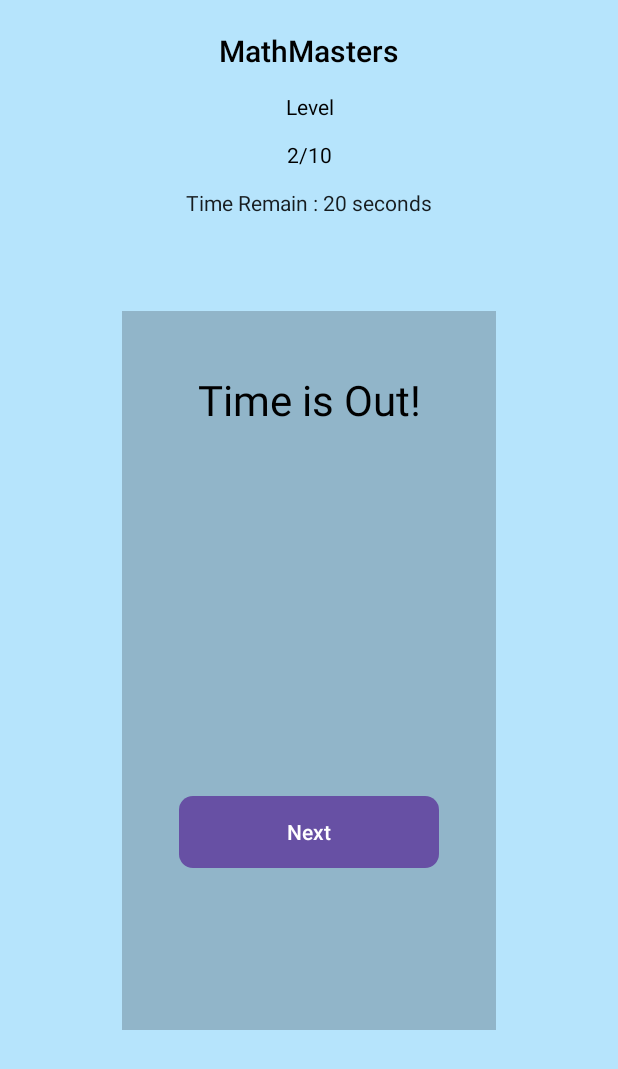
After one commit to saihanhtet/MathMasters, an Android app: the layout timeout_layout.xml on its own in the app's theme, with its tools: preview values and no code run, on a phone screen of 412 x 824 dp. The commit adds this screen. Shown: the top 1069 px of the screen. Run offline under Robolectric (Android 15) with nearby library versions, the phone set to English and light mode, and no system bars.

Commit message:
added the timeout layout

```diff
--- a/app/src/main/java/com/hanhtetsan/mathmasters/QuestionActivity.java
+++ b/app/src/main/java/com/hanhtetsan/mathmasters/QuestionActivity.java
@@ -43,12 +43,13 @@ public class QuestionActivity extends AppCompatActivity {
     @Override
     protected void onCreate(@Nullable Bundle savedInstanceState) {
         super.onCreate(savedInstanceState);
+        addQuestion();
+        start_activity();
+        showNextQuestion();
+    }
+    private void start_activity(){
         setContentView(R.layout.activity_question);
-
         initializeLevelAndTime();
-
-        addQuestion();
-        showNextQuestion();
     }
 
     private void correctSong(){
@@ -138,6 +139,31 @@ public class QuestionActivity extends AppCompatActivity {
             showScore(); // Show the score layout
         }
     }
+
+    @SuppressLint("SetTextI18n")
+    private void showTimeOut(){
+        // start timeout song
+        MediaPlayer mediaPlayer = MediaPlayer.create(this, R.raw.timeout);
+        float volume = 0.08f;
+        mediaPlayer.setVolume(volume, volume);
+        mediaPlayer.start();
+        // show the timeout layout
+        setContentView(R.layout.timeout_layout);
+        TextView time_remain = findViewById(R.id.time_remain);
+        TextView lvl_flag = findViewById(R.id.level_flag);
+        TextView question_count = findViewById(R.id.question_list);
+        Button nextQuestion = findViewById(R.id.next_btn);
+        time_remain.setText("Time Remaining: 0");
+        lvl_flag.setText("Level "+LEVEL);
+        question_count.setText(CurrentQuestionIndex + 1 + "/" + TotalQuestions);
+        nextQuestion.setOnClickListener(new View.OnClickListener() {
+            @Override
+            public void onClick(View view) {
+                start_activity();
+                showNextQuestion();
+            }
+        });
+    }
     @SuppressLint("SetTextI18n")
     private void showScore() {
         // start celebration song
@@ -165,6 +191,7 @@ public class QuestionActivity extends AppCompatActivity {
     }
 
 
+    @SuppressLint("SetTextI18n")
     private void initializeLevelAndTime() {
         Intent intent = getIntent();
         if (intent != null) {
@@ -197,7 +224,7 @@ public class QuestionActivity extends AppCompatActivity {
                 }
                 @Override
                 public void onFinish() {
-                    showNextQuestion();
+                    showTimeOut();
                 }
             }.start();
         }
--- /dev/null
+++ b/app/src/main/res/layout/timeout_layout.xml
@@ -0,0 +1,108 @@
+<?xml version="1.0" encoding="utf-8"?>
+<androidx.constraintlayout.widget.ConstraintLayout xmlns:android="http://schemas.android.com/apk/res/android"
+    xmlns:app="http://schemas.android.com/apk/res-auto"
+    xmlns:tools="http://schemas.android.com/tools"
+    android:layout_width="match_parent"
+    android:layout_height="match_parent"
+    android:background="#b6e4fc">
+
+    <View
+        android:id="@+id/rectangle_2"
+        android:layout_width="249dp"
+        android:layout_height="479dp"
+        android:layout_alignParentStart="true"
+        android:layout_alignParentTop="true"
+        android:layout_marginTop="70dp"
+        android:background="#91b5c9"
+        app:layout_constraintBottom_toBottomOf="parent"
+        app:layout_constraintEnd_toEndOf="parent"
+        app:layout_constraintStart_toStartOf="parent"
+        app:layout_constraintTop_toTopOf="parent" />
+
+    <TextView
+        android:id="@+id/textView"
+        android:layout_width="wrap_content"
+        android:layout_height="wrap_content"
+        android:layout_marginTop="20dp"
+        android:text="@string/app_name"
+        android:textAppearance="@style/mathmasters"
+        app:layout_constraintEnd_toEndOf="parent"
+        app:layout_constraintStart_toStartOf="parent"
+        app:layout_constraintTop_toTopOf="parent" />
+
+    <TextView
+        android:id="@+id/level_flag"
+        android:layout_width="200dp"
+        android:layout_height="18dp"
+        android:layout_alignParentStart="true"
+        android:layout_alignParentTop="true"
+        android:layout_marginTop="14dp"
+        android:gravity="center_horizontal|top"
+        android:text="@string/level"
+        android:textAppearance="@style/level"
+        android:textSize="14sp"
+        app:layout_constraintEnd_toEndOf="parent"
+        app:layout_constraintStart_toStartOf="parent"
+        app:layout_constraintTop_toBottomOf="@+id/textView"
+        tools:ignore="TextSizeCheck" />
+
+    <TextView
+        android:id="@+id/question_list"
+        android:layout_width="200dp"
+        android:layout_height="18dp"
+        android:layout_alignParentStart="true"
+        android:layout_alignParentTop="true"
+        android:layout_marginTop="14dp"
+        android:gravity="center_horizontal|top"
+        android:text="@string/_2_10"
+        android:textAppearance="@style/quiz_lvl"
+        android:textSize="14sp"
+        app:layout_constraintEnd_toEndOf="parent"
+        app:layout_constraintStart_toStartOf="parent"
+        app:layout_constraintTop_toBottomOf="@+id/level_flag"
+        tools:ignore="TextSizeCheck" />
+
+    <TextView
+        android:id="@+id/time_remain"
+        android:layout_width="200dp"
+        android:layout_height="wrap_content"
+        android:layout_alignParentStart="true"
+        android:layout_alignParentTop="true"
+        android:layout_marginTop="14dp"
+        android:gravity="center_horizontal|top"
+        android:text="@string/time_remain"
+        android:textAppearance="@style/time_remain"
+        android:textSize="14sp"
+        app:layout_constraintEnd_toEndOf="parent"
+        app:layout_constraintStart_toStartOf="parent"
+        app:layout_constraintTop_toBottomOf="@+id/question_list"
+        tools:ignore="TextSizeCheck" />
+
+
+    <Button
+        android:id="@+id/next_btn"
+        android:layout_width="173dp"
+        android:layout_height="48dp"
+        android:layout_alignParentStart="true"
+        android:layout_alignParentTop="true"
+        android:background="@drawable/button"
+        android:text="@string/next"
+        app:layout_constraintBottom_toBottomOf="parent"
+        app:layout_constraintEnd_toEndOf="parent"
+        app:layout_constraintStart_toStartOf="parent"
+        app:layout_constraintTop_toBottomOf="@+id/textView2" />
+
+    <TextView
+        android:id="@+id/textView2"
+        android:layout_width="wrap_content"
+        android:layout_height="wrap_content"
+        android:layout_marginTop="40dp"
+        android:text="@string/time_is_out"
+        android:textColor="#000000"
+        android:textSize="28sp"
+        app:layout_constraintEnd_toEndOf="@+id/rectangle_2"
+        app:layout_constraintStart_toStartOf="@+id/rectangle_2"
+        app:layout_constraintTop_toTopOf="@+id/rectangle_2" />
+
+
+</androidx.constraintlayout.widget.ConstraintLayout>
--- a/app/src/main/res/values/strings.xml
+++ b/app/src/main/res/values/strings.xml
@@ -16,4 +16,6 @@
     <string name="return_to_main_menu">Return to main menu</string>
     <string name="congratulations">Congratulations!</string>
     <string name="level_has_been_cleared">Level has been cleared!</string>
+    <string name="next">Next</string>
+    <string name="time_is_out">Time is Out!</string>
 </resources>
```
Also changed, not shown: 1 other file.
